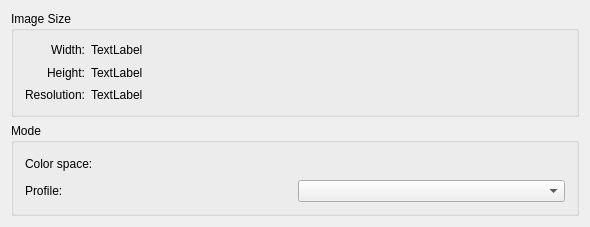
Before: the Qt Designer form krita/ui/forms/wdgimageproperties.ui in KDE/krita, drawn with Qt 5.
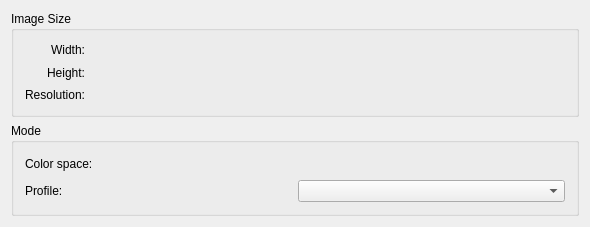
After: the same form once the commit is applied. Custom widgets are drawn as their Qt base class.

Commit message:
remove placeholder texts from ui files
CMAIL: koffice-devel@kde.org

Diff of the .ui file:
```diff
--- a/krita/ui/forms/wdgimageproperties.ui
+++ b/krita/ui/forms/wdgimageproperties.ui
@@ -61,21 +61,21 @@
         <item>
          <widget class="QLabel" name="lblWidthValue" >
           <property name="text" >
-           <string>TextLabel</string>
+           <string/>
           </property>
          </widget>
         </item>
         <item>
          <widget class="QLabel" name="lblHeightValue" >
           <property name="text" >
-           <string>TextLabel</string>
+           <string/>
           </property>
          </widget>
         </item>
         <item>
          <widget class="QLabel" name="lblResolutionValue" >
           <property name="text" >
-           <string>TextLabel</string>
+           <string/>
           </property>
          </widget>
         </item>
```
The commit also changes 2 other files.
